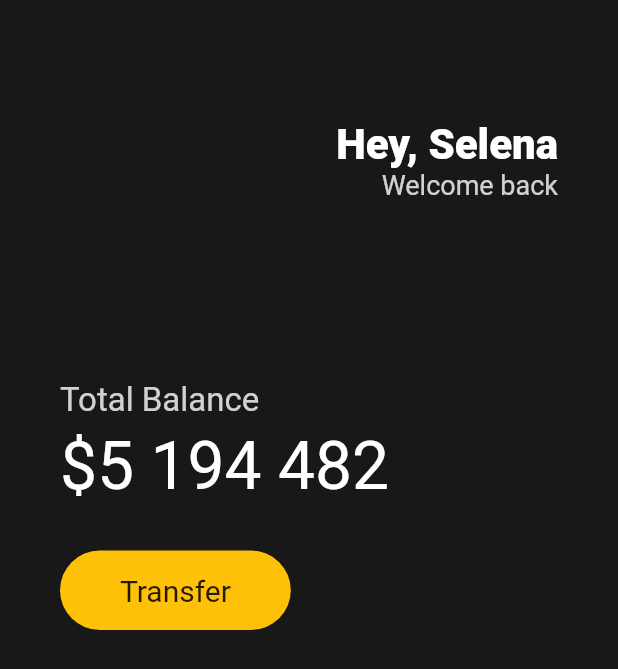
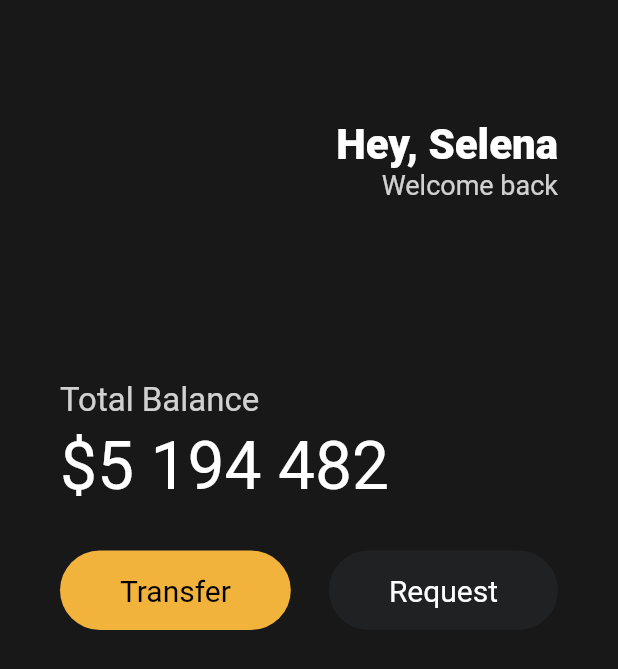
Before and after one commit to hadh93/flutter-toonflix, a Flutter app: the screen it shows after launch, on a phone screen of 412 x 824 dp. Shown: the top 669 px of the screen. Run offline on Flutter 3.47's test engine with Material 2 defaults, Android fonts, the phone set to English and light mode, and no system bars.

Commit message:
Reusable Widgets practice

```diff
--- a/lib/main.dart
+++ b/lib/main.dart
@@ -1,4 +1,6 @@
 import 'package:flutter/material.dart';
+
+import 'widgets/button.dart';
 
 void main() {
   runApp(const App());
@@ -67,24 +69,16 @@ class App extends StatelessWidget {
               height: 30,
             ),
             Row(
-              children: [
-                Container(
-                  decoration: BoxDecoration(
-                    color: Colors.amber,
-                    borderRadius: BorderRadius.circular(45),
-                  ),
-                  child: const Padding(
-                    padding: EdgeInsets.symmetric(
-                      vertical: 15,
-                      horizontal: 40,
-                    ),
-                    child: Text(
-                      'Transfer',
-                      style: TextStyle(
-                        fontSize: 20,
-                      ),
-                    ),
-                  ),
+              mainAxisAlignment: MainAxisAlignment.spaceBetween,
+              children: const [
+                Button(
+                    text: 'Transfer',
+                    bgColor: Color(0xFFF1B33B),
+                    textColor: Colors.black),
+                Button(
+                  text: 'Request',
+                  textColor: Colors.white,
+                  bgColor: Color(0xFF1F2123),
                 ),
               ],
             ),
--- /dev/null
+++ b/lib/widgets/button.dart
@@ -0,0 +1,36 @@
+import 'package:flutter/material.dart';
+
+class Button extends StatelessWidget {
+  final String text;
+  final Color bgColor;
+  final Color textColor;
+
+  const Button(
+      {super.key,
+      required this.text,
+      required this.bgColor,
+      required this.textColor});
+
+  @override
+  Widget build(BuildContext context) {
+    return Container(
+      decoration: BoxDecoration(
+        color: bgColor,
+        borderRadius: BorderRadius.circular(45),
+      ),
+      child: Padding(
+        padding: const EdgeInsets.symmetric(
+          vertical: 15,
+          horizontal: 40,
+        ),
+        child: Text(
+          text,
+          style: TextStyle(
+            color: textColor,
+            fontSize: 20,
+          ),
+        ),
+      ),
+    );
+  }
+}
```
